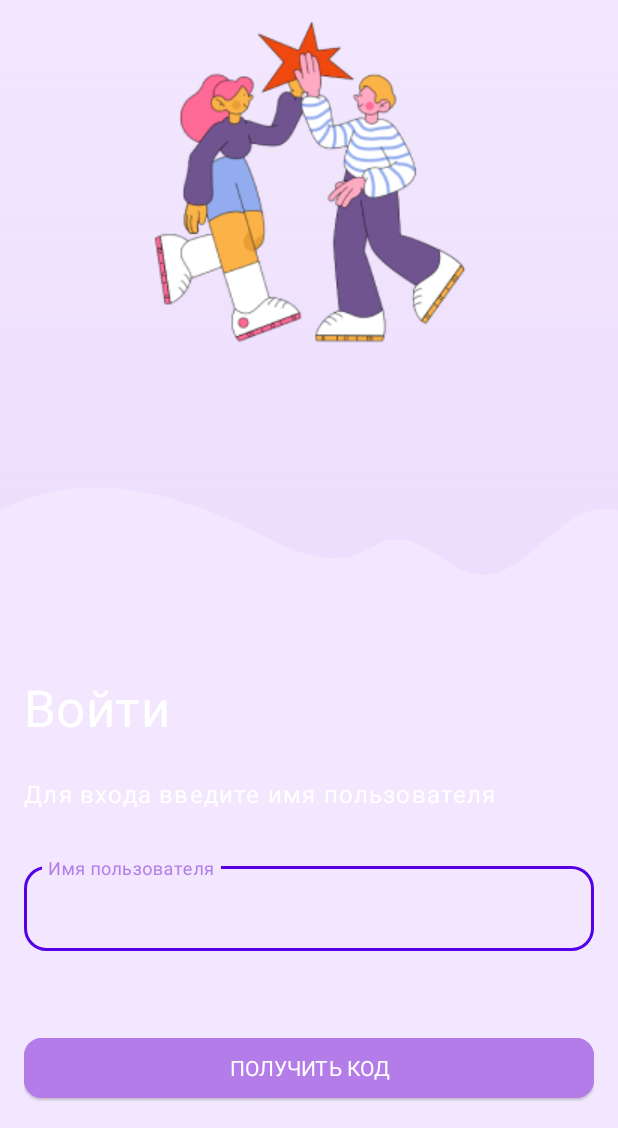
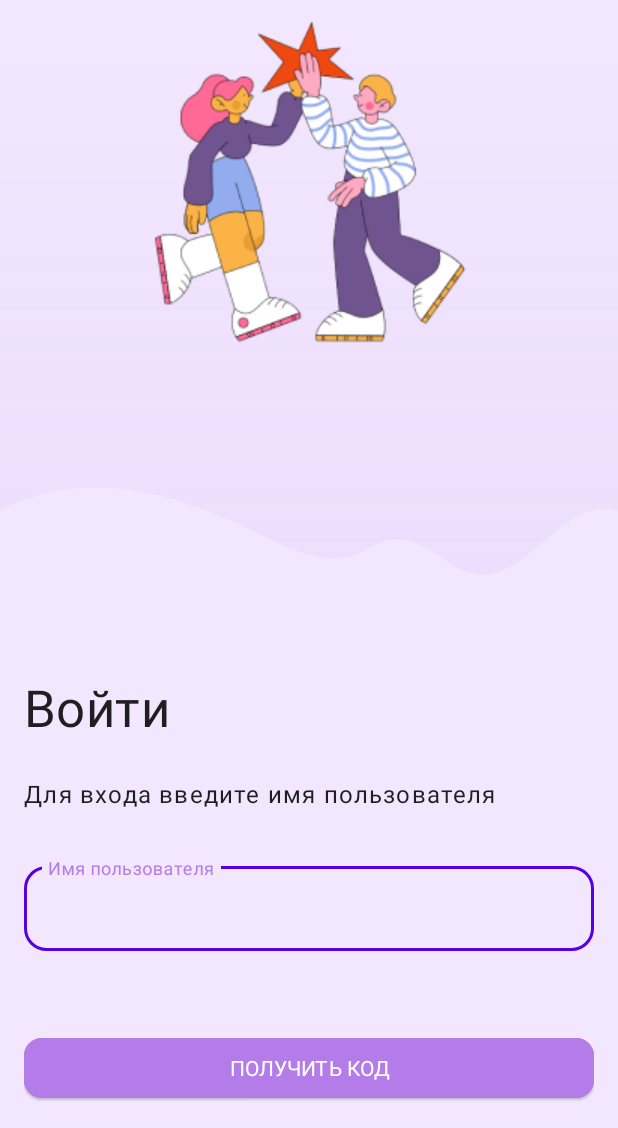
Before and after one commit to digthanx/android_mobile, an Android app: the screen it shows after launch (MainActivity), on a phone screen of 412 x 824 dp, the part 108-1236 px from its top. Run offline under Robolectric (Android 15) with nearby library versions, the phone set to English and light mode, and no system bars.

Commit message:
Небольшая корректировка основных окон в дизайне

```diff
--- a/app/src/main/res/layout/fragment_balance.xml
+++ b/app/src/main/res/layout/fragment_balance.xml
@@ -8,7 +8,7 @@
     <com.google.android.material.card.MaterialCardView
         android:id="@+id/section_one"
         android:layout_width="match_parent"
-        android:layout_height="match_parent"
+        android:layout_height="wrap_content"
         app:cardCornerRadius="20dp"
         android:background="@color/lightPrimary"
         app:layout_constraintTop_toTopOf="parent"
--- a/app/src/main/res/values/styles.xml
+++ b/app/src/main/res/values/styles.xml
@@ -12,17 +12,17 @@
     </style>
 
     <style name="Headline4" parent="TextAppearance.MaterialComponents.Headline4">
-        <item name="android:textColor">@color/color5</item>
+        <item name="android:textColor">@color/color1</item>
         <item name="android:textSize">34sp</item>
     </style>
 
     <style name="Headline6" parent="TextAppearance.MaterialComponents.Headline6">
-        <item name="android:textColor">@color/color5</item>
+        <item name="android:textColor">@color/color1</item>
         <item name="android:textSize">20sp</item>
     </style>
 
     <style name="Subtitle1" parent="TextAppearance.MaterialComponents.Subtitle1">
-        <item name="android:textColor">@color/color5</item>
+        <item name="android:textColor">@color/color1</item>
         <item name="android:textSize">16sp</item>
         <item name="android:letterSpacing">0.05</item>
     </style>
```
